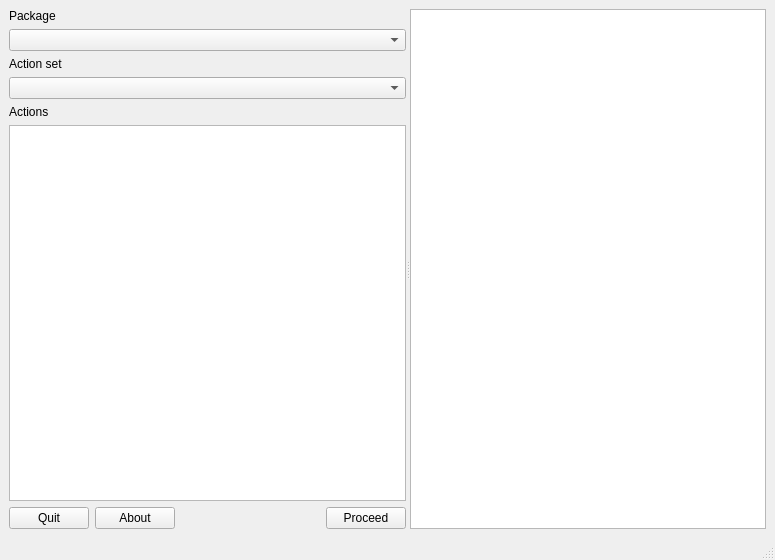
Before: the Qt Designer form mykde/main_window.ui in warvariuc/mykde, drawn with Qt 5.
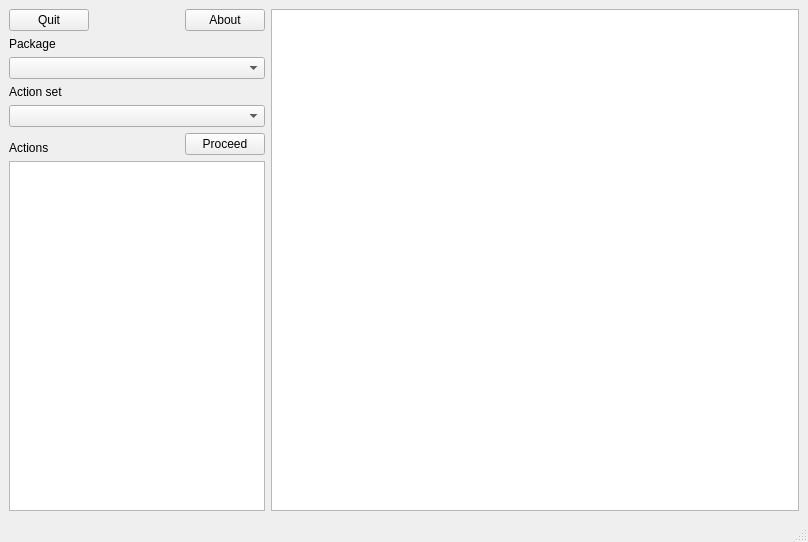
After: the same form once the commit is applied.

```diff
--- a/mykde/main_window.ui
+++ b/mykde/main_window.ui
@@ -6,29 +6,21 @@
    <rect>
     <x>0</x>
     <y>0</y>
-    <width>775</width>
-    <height>560</height>
+    <width>808</width>
+    <height>542</height>
    </rect>
   </property>
   <property name="windowTitle">
    <string>My KDE</string>
   </property>
   <widget class="QWidget" name="centralwidget">
-   <layout class="QHBoxLayout" name="horizontalLayout">
+   <layout class="QHBoxLayout" name="horizontalLayout" stretch="0,1">
     <item>
-     <widget class="QSplitter" name="splitter">
-      <property name="orientation">
-       <enum>Qt::Horizontal</enum>
-      </property>
-      <property name="childrenCollapsible">
-       <bool>false</bool>
-      </property>
-      <widget class="QWidget" name="">
-       <layout class="QGridLayout" name="gridLayout">
-        <item row="6" column="0">
+     <layout class="QGridLayout" name="gridLayout" columnstretch="1,0">
+      <item row="0" column="0">
          <widget class="QPushButton" name="quitButton">
           <property name="sizePolicy">
-           <sizepolicy hsizetype="Maximum" vsizetype="Fixed">
+         <sizepolicy hsizetype="Fixed" vsizetype="Fixed">
             <horstretch>0</horstretch>
             <verstretch>0</verstretch>
            </sizepolicy>
@@ -41,10 +33,10 @@
           </property>
          </widget>
         </item>
-        <item row="6" column="1">
+      <item row="0" column="1">
          <widget class="QPushButton" name="aboutButton">
           <property name="sizePolicy">
-           <sizepolicy hsizetype="Fixed" vsizetype="Fixed">
+         <sizepolicy hsizetype="Expanding" vsizetype="Fixed">
             <horstretch>0</horstretch>
             <verstretch>0</verstretch>
            </sizepolicy>
@@ -57,23 +49,10 @@
           </property>
          </widget>
         </item>
-        <item row="6" column="2">
-         <spacer name="horizontalSpacer">
-          <property name="orientation">
-           <enum>Qt::Horizontal</enum>
-          </property>
-          <property name="sizeHint" stdset="0">
-           <size>
-            <width>28</width>
-            <height>20</height>
-           </size>
-          </property>
-         </spacer>
-        </item>
-        <item row="6" column="3">
+      <item row="5" column="1">
          <widget class="QPushButton" name="proceedButton">
           <property name="sizePolicy">
-           <sizepolicy hsizetype="Fixed" vsizetype="Fixed">
+         <sizepolicy hsizetype="Expanding" vsizetype="Fixed">
             <horstretch>0</horstretch>
             <verstretch>0</verstretch>
            </sizepolicy>
@@ -86,81 +65,7 @@
           </property>
          </widget>
         </item>
-        <item row="3" column="0" colspan="4">
-         <widget class="QComboBox" name="actionSetCombo">
-          <property name="sizePolicy">
-           <sizepolicy hsizetype="Expanding" vsizetype="Fixed">
-            <horstretch>0</horstretch>
-            <verstretch>0</verstretch>
-           </sizepolicy>
-          </property>
-          <property name="statusTip">
-           <string>Select an action set</string>
-          </property>
-         </widget>
-        </item>
-        <item row="1" column="0" colspan="4">
-         <widget class="QComboBox" name="packageCombo">
-          <property name="sizePolicy">
-           <sizepolicy hsizetype="Expanding" vsizetype="Fixed">
-            <horstretch>0</horstretch>
-            <verstretch>0</verstretch>
-           </sizepolicy>
-          </property>
-          <property name="statusTip">
-           <string>Select an action package</string>
-          </property>
-         </widget>
-        </item>
-        <item row="0" column="0" colspan="4">
-         <widget class="QLabel" name="label">
-          <property name="sizePolicy">
-           <sizepolicy hsizetype="Expanding" vsizetype="Preferred">
-            <horstretch>0</horstretch>
-            <verstretch>0</verstretch>
-           </sizepolicy>
-          </property>
-          <property name="text">
-           <string>Package</string>
-          </property>
-          <property name="alignment">
-           <set>Qt::AlignBottom|Qt::AlignLeading|Qt::AlignLeft</set>
-          </property>
-         </widget>
-        </item>
-        <item row="2" column="0" colspan="4">
-         <widget class="QLabel" name="label_2">
-          <property name="sizePolicy">
-           <sizepolicy hsizetype="Expanding" vsizetype="Preferred">
-            <horstretch>0</horstretch>
-            <verstretch>0</verstretch>
-           </sizepolicy>
-          </property>
-          <property name="text">
-           <string>Action set</string>
-          </property>
-          <property name="alignment">
-           <set>Qt::AlignBottom|Qt::AlignLeading|Qt::AlignLeft</set>
-          </property>
-         </widget>
-        </item>
-        <item row="4" column="0" colspan="4">
-         <widget class="QLabel" name="label_3">
-          <property name="sizePolicy">
-           <sizepolicy hsizetype="Expanding" vsizetype="Preferred">
-            <horstretch>0</horstretch>
-            <verstretch>0</verstretch>
-           </sizepolicy>
-          </property>
-          <property name="text">
-           <string>Actions</string>
-          </property>
-          <property name="alignment">
-           <set>Qt::AlignBottom|Qt::AlignLeading|Qt::AlignLeft</set>
-          </property>
-         </widget>
-        </item>
-        <item row="5" column="0" colspan="4">
+      <item row="6" column="0" colspan="2">
          <widget class="QListWidget" name="actionList">
           <property name="sizePolicy">
            <sizepolicy hsizetype="Preferred" vsizetype="Expanding">
@@ -176,8 +81,83 @@
           </property>
          </widget>
         </item>
-       </layout>
-      </widget>
+      <item row="2" column="0" colspan="2">
+       <widget class="QComboBox" name="packageCombo">
+        <property name="sizePolicy">
+         <sizepolicy hsizetype="Expanding" vsizetype="Fixed">
+          <horstretch>0</horstretch>
+          <verstretch>0</verstretch>
+         </sizepolicy>
+        </property>
+        <property name="statusTip">
+         <string>Select an action package</string>
+        </property>
+       </widget>
+      </item>
+      <item row="4" column="0" colspan="2">
+       <widget class="QComboBox" name="actionSetCombo">
+        <property name="sizePolicy">
+         <sizepolicy hsizetype="Expanding" vsizetype="Fixed">
+          <horstretch>0</horstretch>
+          <verstretch>0</verstretch>
+         </sizepolicy>
+        </property>
+        <property name="statusTip">
+         <string>Select an action set</string>
+        </property>
+       </widget>
+      </item>
+      <item row="5" column="0">
+       <widget class="QLabel" name="label_3">
+        <property name="sizePolicy">
+         <sizepolicy hsizetype="Expanding" vsizetype="Preferred">
+          <horstretch>0</horstretch>
+          <verstretch>0</verstretch>
+         </sizepolicy>
+        </property>
+        <property name="text">
+         <string>Actions</string>
+        </property>
+        <property name="alignment">
+         <set>Qt::AlignBottom|Qt::AlignLeading|Qt::AlignLeft</set>
+        </property>
+       </widget>
+      </item>
+      <item row="3" column="0" colspan="2">
+       <widget class="QLabel" name="label_2">
+        <property name="sizePolicy">
+         <sizepolicy hsizetype="Expanding" vsizetype="Preferred">
+          <horstretch>0</horstretch>
+          <verstretch>0</verstretch>
+         </sizepolicy>
+        </property>
+        <property name="text">
+         <string>Action set</string>
+        </property>
+        <property name="alignment">
+         <set>Qt::AlignBottom|Qt::AlignLeading|Qt::AlignLeft</set>
+        </property>
+       </widget>
+      </item>
+      <item row="1" column="0" colspan="2">
+       <widget class="QLabel" name="label">
+        <property name="sizePolicy">
+         <sizepolicy hsizetype="Expanding" vsizetype="Preferred">
+          <horstretch>0</horstretch>
+          <verstretch>0</verstretch>
+         </sizepolicy>
+        </property>
+        <property name="text">
+         <string>Package</string>
+        </property>
+        <property name="alignment">
+         <set>Qt::AlignBottom|Qt::AlignLeading|Qt::AlignLeft</set>
+        </property>
+       </widget>
+      </item>
+     </layout>
+    </item>
+    <item>
       <widget class="QTextBrowser" name="textBrowser">
        <property name="sizePolicy">
         <sizepolicy hsizetype="MinimumExpanding" vsizetype="Expanding">
@@ -186,7 +166,6 @@
         </sizepolicy>
        </property>
       </widget>
-     </widget>
     </item>
    </layout>
   </widget>
```
Left out of the diff: 2 changed lines with no effect on the pictures. Lines whose indentation alone changed are shown as unchanged.
